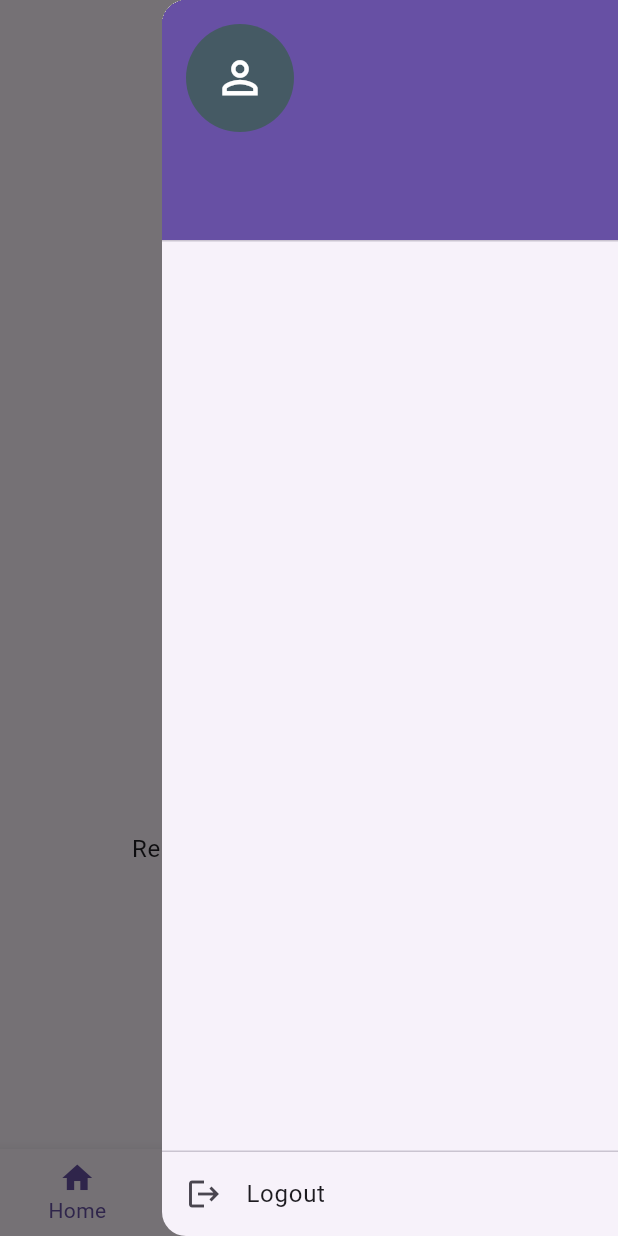
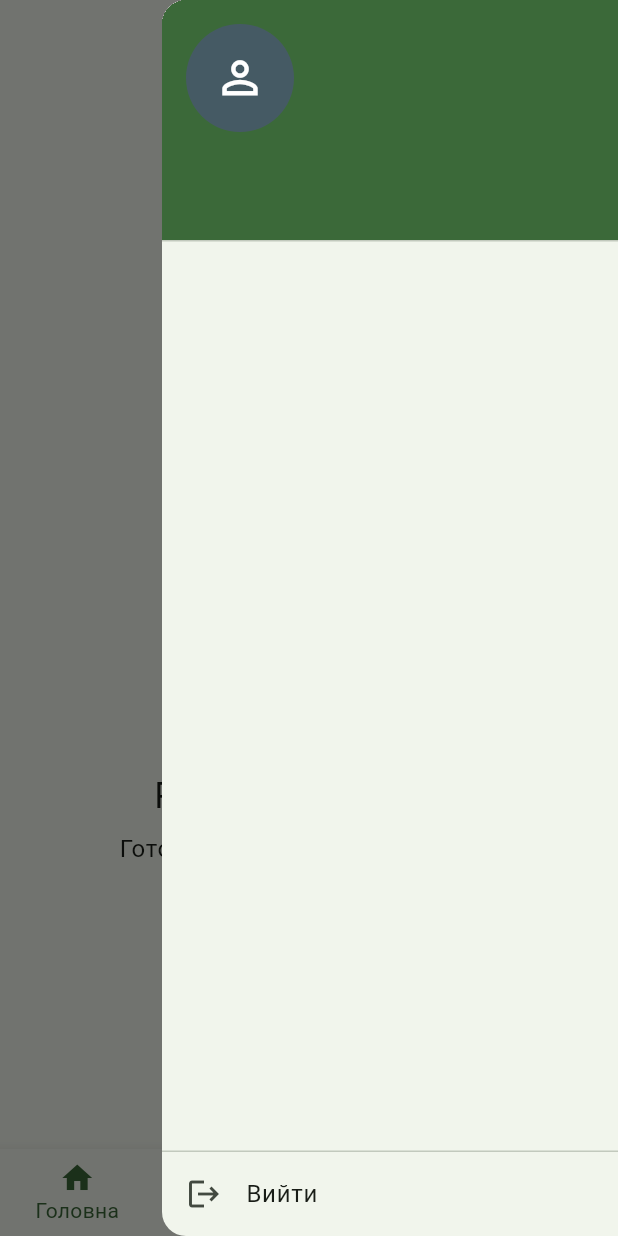
Before and after one commit to CorteZOMG/lychakingo, a Flutter app: the MainAppShell screen opened directly, in the side drawer, after a tap on the "menu" icon, on a phone screen of 412 x 824 dp. Run offline on Flutter 3.47's test engine with Material 3 defaults, Android fonts, the phone set to English and light mode, and no system bars; our stand-ins replace cloud_firestore, firebase_auth, firebase_core, video_player; accounts and stored records are empty.

Commit message:
enhenced lessons + ukrainian

```diff
--- a/lib/features/ai_tutor/ui/screens/ai_qa_screen.dart
+++ b/lib/features/ai_tutor/ui/screens/ai_qa_screen.dart
@@ -1,13 +1,9 @@
-
 import 'package:flutter/material.dart';
 import 'package:http/http.dart' as http;
 import 'dart:convert';
-
-
 import 'package:firebase_core/firebase_core.dart';
 import 'package:cloud_firestore/cloud_firestore.dart';
 import 'package:firebase_auth/firebase_auth.dart';
-
 
 class AiQaScreen extends StatefulWidget {
   const AiQaScreen({super.key});
@@ -51,7 +47,7 @@
       print("Error saving AI history: $e");
       if (mounted) {
         ScaffoldMessenger.of(context).showSnackBar(SnackBar(
-            content: Text("Couldn't save history: $e"),
+            content: Text("Історія недоступна: $e"),
             duration: const Duration(seconds: 2)));
       }
     }
@@ -73,7 +69,7 @@
     final String questionText = _questionController.text.trim();
     if (questionText.isEmpty) {
        ScaffoldMessenger.of(context).showSnackBar(
-          const SnackBar(content: Text("Please enter a question."), duration: Duration(seconds: 2))
+          const SnackBar(content: Text("Будь ласка, задайте питання."), duration: Duration(seconds: 2))
        );
       return;
     }
@@ -122,7 +118,7 @@
         print("Error fetching/preparing chat history: $e");
          if(mounted){
           ScaffoldMessenger.of(context).showSnackBar(
-             SnackBar(content: Text("Couldn't load history: $e"), duration: const Duration(seconds: 2))
+             SnackBar(content: Text("Історія недоступна: $e"), duration: const Duration(seconds: 2))
           );
         }
       }
@@ -188,7 +184,7 @@
        builder: (context, snapshot) {
          if (snapshot.hasError) { return Center(child: Text('Error: ${snapshot.error}'));}
          if (snapshot.connectionState == ConnectionState.waiting) { return const Center(child: CircularProgressIndicator()); }
-         if (!snapshot.hasData || snapshot.data!.docs.isEmpty) { return const Center(child: Text('Ask a question!')); }
+         if (!snapshot.hasData || snapshot.data!.docs.isEmpty) { return const Center(child: Text('Задавайте питання!')); }
 
          WidgetsBinding.instance.addPostFrameCallback((_) {
            if (_scrollController.hasClients) {
@@ -248,9 +244,6 @@
      );
    }
 
-
-
-
   @override
   Widget build(BuildContext context) {
     return Padding(
@@ -268,7 +261,7 @@
                   child: TextField(
                     controller: _questionController,
                     decoration: InputDecoration(
-                      hintText: 'Ask a question...',
+                      hintText: 'Задайте питання...',
                       border: OutlineInputBorder(
                         borderRadius: BorderRadius.circular(24.0),
                         borderSide: BorderSide(color: Colors.grey.shade400),
@@ -293,7 +286,7 @@
                     padding: const EdgeInsets.all(12),
                     shape: const CircleBorder(),
                   ),
-                  tooltip: 'Ask Artem Lychak',
+                  tooltip: 'Запитайте в Артема Личака',
                 ),
               ],
             ),
--- a/lib/features/home/ui/screens/home_screen.dart
+++ b/lib/features/home/ui/screens/home_screen.dart
@@ -24,13 +24,13 @@
               ),
               const SizedBox(height: 24),
               Text(
-                'Welcome back!',
+                'Радий вас бачити!',
                 style: Theme.of(context).textTheme.headlineSmall,
                 textAlign: TextAlign.center,
               ),
               const SizedBox(height: 8),
               Text(
-                'Ready to learn something new?',
+                'Готові вивчити щось новеньке?',
                  style: Theme.of(context).textTheme.bodyLarge,
                  textAlign: TextAlign.center,
               ),
--- a/lib/features/home/ui/screens/main_app_shell.dart
+++ b/lib/features/home/ui/screens/main_app_shell.dart
@@ -4,7 +4,6 @@
 import 'package:lychakingo/features/ai_tutor/ui/screens/ai_qa_screen.dart';
 import 'package:lychakingo/features/lessons/ui/screens/lesson_list_screen.dart';
 import 'package:lychakingo/features/home/ui/screens/home_screen.dart';
-
 
 class MainAppShell extends StatefulWidget {
   const MainAppShell({super.key});
@@ -54,7 +53,6 @@
   Widget _buildEndDrawer(BuildContext context) {
     final currentUser = FirebaseAuth.instance.currentUser;
     final ColorScheme colorScheme = Theme.of(context).colorScheme;
-    final TextTheme textTheme = Theme.of(context).textTheme;
 
     return Drawer(
       child: Column(
@@ -78,7 +76,6 @@
                         color: Colors.white,
                       ),
                     ),
-                    // ---------------------------------
                     decoration: BoxDecoration(
                        color: colorScheme.primary,
                     ),
@@ -91,7 +88,7 @@
             const Divider(height: 1),
             ListTile(
               leading: const Icon(Icons.logout),
-              title: const Text('Logout'),
+              title: const Text('Вийти'),
               onTap: () {
                 _signOut(context);
               },
@@ -112,7 +109,7 @@
         actions: [
           IconButton(
             icon: const Icon(Icons.menu),
-            tooltip: 'User Menu',
+            tooltip: 'Меню',
             onPressed: () {
               _scaffoldKey.currentState?.openEndDrawer();
             },
@@ -129,10 +126,10 @@
 
       bottomNavigationBar: BottomNavigationBar(
         items: const <BottomNavigationBarItem>[
-           BottomNavigationBarItem(icon: Icon(Icons.home_outlined), activeIcon: Icon(Icons.home), label: 'Home'),
-           BottomNavigationBarItem(icon: Icon(Icons.chat_bubble_outline), activeIcon: Icon(Icons.chat_bubble), label: 'AI Tutor'),
-           BottomNavigationBarItem(icon: Icon(Icons.translate_outlined), activeIcon: Icon(Icons.translate), label: 'Translator'),
-           BottomNavigationBarItem(icon: Icon(Icons.school_outlined), activeIcon: Icon(Icons.school), label: 'Lessons'),
+           BottomNavigationBarItem(icon: Icon(Icons.home_outlined), activeIcon: Icon(Icons.home), label: 'Головна'),
+           BottomNavigationBarItem(icon: Icon(Icons.chat_bubble_outline), activeIcon: Icon(Icons.chat_bubble), label: 'ШІ асистент'),
+           BottomNavigationBarItem(icon: Icon(Icons.translate_outlined), activeIcon: Icon(Icons.translate), label: 'Перекладач'),
+           BottomNavigationBarItem(icon: Icon(Icons.school_outlined), activeIcon: Icon(Icons.school), label: 'Уроки'),
         ],
         currentIndex: _selectedIndex,
         type: BottomNavigationBarType.fixed,
--- a/lib/features/lessons/domain/models/lesson_progress.dart
+++ b/lib/features/lessons/domain/models/lesson_progress.dart
@@ -8,7 +8,6 @@
   static LessonStatus fromJson(String? jsonString) {
     if (jsonString == null) return LessonStatus.locked;
     try {
-
       return LessonStatus.values.firstWhere(
         (e) => describeEnum(e).toLowerCase() == jsonString.toLowerCase(),
         orElse: () => LessonStatus.locked,
@@ -26,6 +25,7 @@
   final double? lastScore;
   final int? stars;
   final Timestamp? completedTimestamp;
+  final int? lastDurationSeconds;
 
   const LessonProgress({
     required this.lessonId,
@@ -33,6 +33,7 @@
     this.lastScore,
     this.stars,
     this.completedTimestamp,
+    this.lastDurationSeconds,
   });
 
   factory LessonProgress.fromSnapshot(DocumentSnapshot snapshot) {
@@ -43,6 +44,7 @@
       lastScore: (data['lastScore'] as num?)?.toDouble(),
       stars: data['stars'] as int?,
       completedTimestamp: data['completedTimestamp'] as Timestamp?,
+      lastDurationSeconds: data['lastDurationSeconds'] as int?,
     );
   }
 
@@ -52,9 +54,11 @@
       'lastScore': lastScore,
       'stars': stars,
       'completedTimestamp': completedTimestamp,
+      'lastDurationSeconds': lastDurationSeconds,
       'updatedTimestamp': FieldValue.serverTimestamp(),
     };
   }
+
   bool get isCompleted => status == LessonStatus.completed;
   bool get isUnlocked => status == LessonStatus.unlocked || status == LessonStatus.completed;
 }
--- a/lib/features/lessons/ui/screens/lesson_list_screen.dart
+++ b/lib/features/lessons/ui/screens/lesson_list_screen.dart
@@ -29,17 +29,10 @@
   @override
   Widget build(BuildContext context) {
     if (userId == null) {
-      return Scaffold(
-          appBar: AppBar(title: const Text("Lessons")),
-          body: const Center(child: Text("Please log in to see lessons.")));
+      return const Center(child: Text("Please log in to see lessons."));
     }
 
-    return Scaffold(
-      appBar: AppBar(
-        title: const Text("Lessons"),
-        automaticallyImplyLeading: false,
-      ),
-      body: StreamBuilder<QuerySnapshot>(
+    return StreamBuilder<QuerySnapshot>(
       stream: FirebaseFirestore.instanceFor(app: Firebase.app(), databaseId: 'main-db')
           .collection('userProgress')
           .doc(userId)
@@ -55,41 +48,67 @@
 
         final progressDocs = snapshot.data?.docs ?? [];
         final Map<String, LessonProgress> progressMap = {
-            for (var doc in progressDocs)
-              doc.id: LessonProgress.fromSnapshot(doc)
+          for (var doc in progressDocs) doc.id: LessonProgress.fromSnapshot(doc)
         };
 
-          return ListView.builder(
+        double averageStars = 0.0;
+        int completedCount = 0;
+        int totalStars = 0;
+        for (var progress in progressMap.values) {
+          if (progress.isCompleted && progress.stars != null) {
+            completedCount++;
+            totalStars += progress.stars!;
+          }
+        }
+        if (completedCount > 0) {
+          averageStars = totalStars / completedCount;
+        }
+
+        return Column(
+          children: [
+            Padding(
+              padding: const EdgeInsets.symmetric(horizontal: 16.0, vertical: 12.0),
+              child: Row(
+                mainAxisAlignment: MainAxisAlignment.center,
+                children: [
+                  Icon(Icons.stars, color: Colors.orangeAccent.shade700),
+                  const SizedBox(width: 8),
+                  Text(
+                    completedCount > 0
+                        ? 'Середня оцінка: ${averageStars.toStringAsFixed(1)} зірочок'
+                        : 'Проходьте уроки щоб покращити оцінку!',
+                    style: Theme.of(context).textTheme.titleMedium?.copyWith(fontWeight: FontWeight.w500),
+                  ),
+                ],
+              ),
+            ),
+            const Divider(height: 1),
+            Expanded(
+              child: ListView.builder(
                 itemCount: allLessons.length,
                 itemBuilder: (context, index) {
                   final lesson = allLessons[index];
                   final lessonProgress = progressMap[lesson.id];
                   bool isLocked = true;
                   int stars = lessonProgress?.stars ?? 0;
-
-              if (lesson.prerequisiteLessonId == null) {
-                isLocked = false;
-              } else {
+                  if (lesson.prerequisiteLessonId == null) { isLocked = false; }
+                  else {
                     final prerequisiteProgress = progressMap[lesson.prerequisiteLessonId];
-                if (prerequisiteProgress != null && prerequisiteProgress.isCompleted) {
-                    isLocked = false;
-                }
+                    if (prerequisiteProgress != null && prerequisiteProgress.isCompleted) { isLocked = false; }
                   }
                   bool isCompleted = lessonProgress?.isCompleted ?? false;
                   bool canStartLesson = !isLocked;
 
                   return _buildLessonTile(
-                context: context,
-                lesson: lesson,
-                isLocked: isLocked,
-                isCompleted: isCompleted,
-                stars: stars,
-                canStart: canStartLesson,
-              );
-            },
+                    context: context, lesson: lesson, isLocked: isLocked,
+                    isCompleted: isCompleted, stars: stars, canStart: canStartLesson,
                   );
                 },
               ),
+            ),
+          ],
+        );
+      },
     );
   }
 
@@ -139,8 +158,7 @@
         onTap: canStart
             ? () {
                 print("Navigating to theory for lesson: ${lesson.title}");
-                Navigator.push(
-                  context,
+                Navigator.push( context,
                   MaterialPageRoute(builder: (context) => TheoryScreen(lesson: lesson)),
                 );
               }
--- a/lib/features/translator/ui/screens/translation_screen.dart
+++ b/lib/features/translator/ui/screens/translation_screen.dart
@@ -65,7 +65,6 @@
 
 
   Future<void> _translateText() async {
-
     final String inputText = _textEditingController.text;
     final String? sourceLangForHistory = _sourceLang;
     final String? targetLangForHistory = _targetLang;
@@ -74,14 +73,14 @@
 
     if (inputText.isEmpty || sourceLangForHistory == null || targetLangForHistory == null) {
       setState(() {
-        _error = "Please enter text and select languages.";
+        _error = "Введіть текст та оберіть мови.";
         _outputText = '';
       });
       return;
     }
     if (sourceLangForHistory == targetLangForHistory) {
        setState(() {
-        _error = "Source and target languages must be different.";
+        _error = "Мови повинні бути різні.";
         _outputText = '';
       });
       return;
@@ -111,7 +110,7 @@
 
         final responseBody = jsonDecode(response.body);
         setState(() {
-          _outputText = responseBody['translated_text'] ?? 'No translation received.';
+          _outputText = responseBody['translated_text'] ?? 'Не отримано результат.';
           finalOutput = _outputText;
         });
       } else {
@@ -132,7 +131,7 @@
        if (!mounted) return;
        print('Network/Request Error: $e');
        setState(() {
-         _error = 'Failed to connect. Please check your connection or the URL.';
+         _error = 'Failed to connect. Please check your connection.';
          errorForHistory = _error;
        });
     } finally {
@@ -165,7 +164,7 @@
     return Scaffold(
       appBar: AppBar(
          automaticallyImplyLeading: false,
-         title: const Text('Translator'),
+         title: const Text('Перекладач'),
       ),
 
       body: Padding(
@@ -179,7 +178,7 @@
               children: <Widget>[
                 _buildLanguageDropdown(
                   value: _sourceLang,
-                  hint: 'Source Language',
+                  hint: 'З мови',
                   onChanged: (String? newValue) {
                     setState(() {
                       _sourceLang = newValue;
@@ -190,7 +189,7 @@
                 const Icon(Icons.swap_horiz, size: 30),
                 _buildLanguageDropdown(
                    value: _targetLang,
-                   hint: 'Target Language',
+                   hint: 'На мову',
                    onChanged: (String? newValue) {
                     setState(() {
                       _targetLang = newValue;
@@ -205,7 +204,7 @@
             TextField(
               controller: _textEditingController,
               decoration: const InputDecoration(
-                hintText: 'Enter text to translate...',
+                hintText: 'Введіть текст який бажаєте перекласти',
                 border: OutlineInputBorder(),
               ),
               maxLines: 5,
@@ -221,7 +220,7 @@
                       width: 20,
                       child: CircularProgressIndicator(strokeWidth: 3, color: Colors.white),
                     )
-                  : const Text('Translate'),
+                  : const Text('Перекласти'),
             ),
             const SizedBox(height: 10),
 
@@ -238,7 +237,7 @@
 
           IconButton(
             icon: const Icon(Icons.history),
-            tooltip: 'View History',
+            tooltip: 'Історія',
             onPressed: () {
               Navigator.push(
                 context,
```
Also changed, not shown: lib/features/authentication/ui/widgets/login_screen.dart (+7 -7 lines), lib/features/authentication/ui/widgets/register_screen.dart (+15 -15 lines), lib/features/lessons/domain/models/task.dart (+70 -65 lines), lib/features/lessons/ui/screens/lesson_screen.dart (+119 -115 lines), lib/features/translator/ui/screens/translation_history_screen.dart (+4 -4 lines), lib/main.dart (+11 -2 lines), 1 other file. Lines whose indentation alone changed are shown as unchanged.
